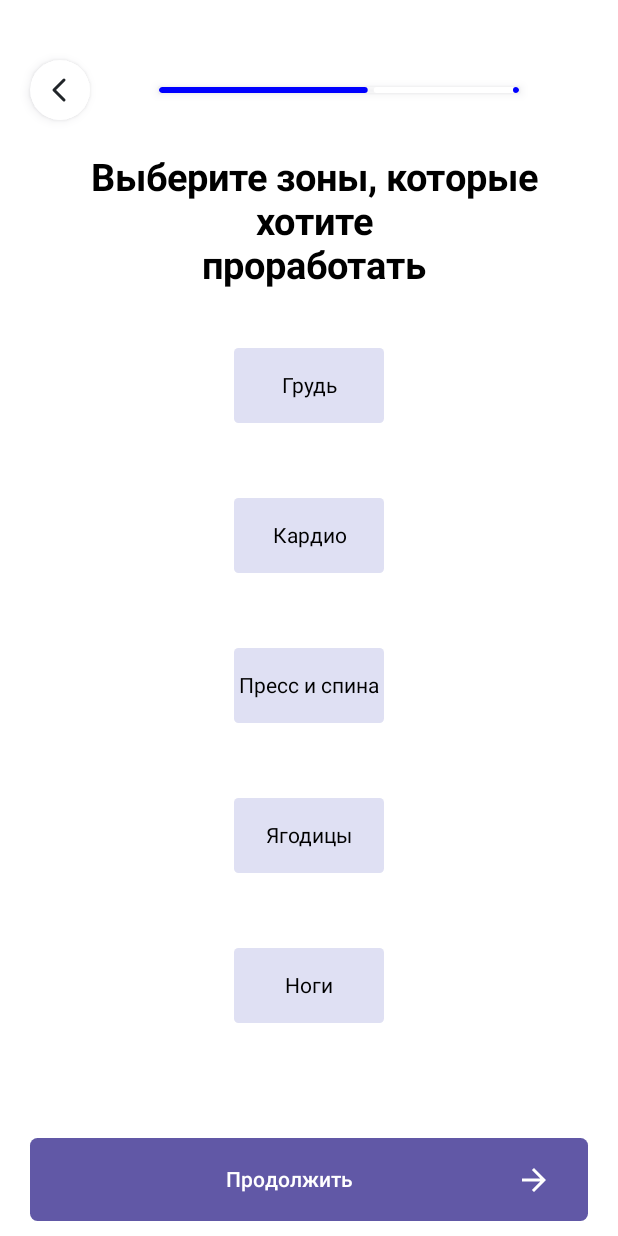
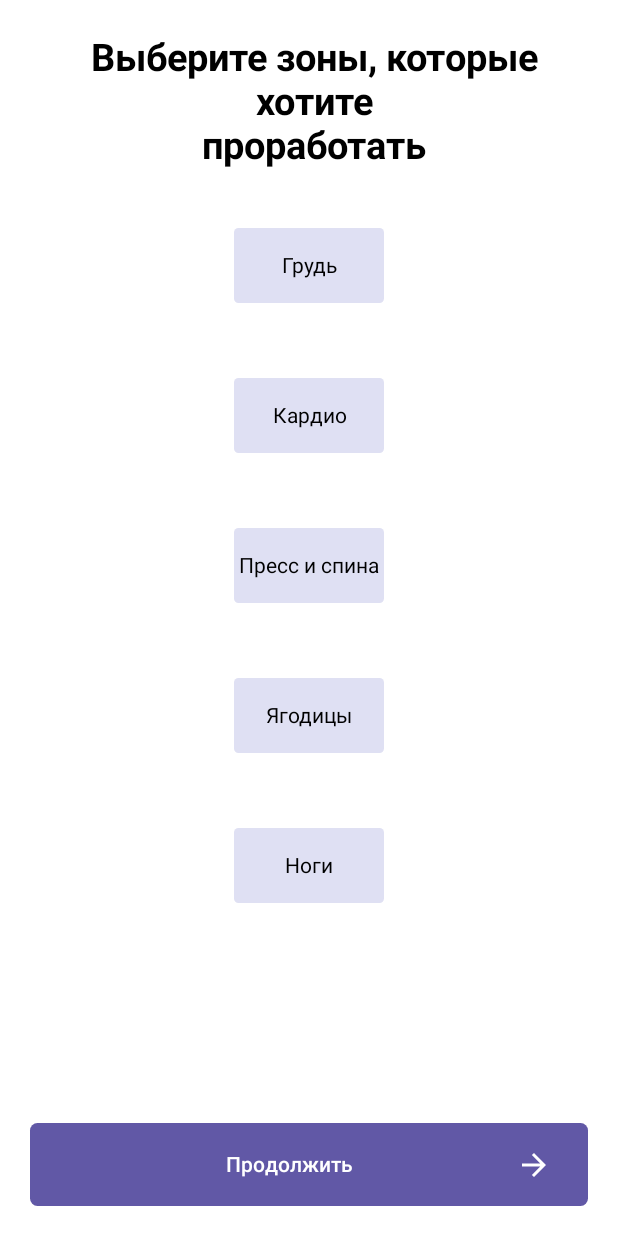
Before and after one commit to Imfarrik/FitApp, an Android app built with Jetpack Compose: the @Preview function FourthPollPreview, on a phone screen of 412 x 824 dp. Run offline under Robolectric (Android 15) with nearby library versions, the phone set to English and light mode, and no system bars; our stand-ins replace Dagger/Hilt's generated code.

Commit message:
Step R.008 - Was finished poll navigation implementation.

```diff
--- a/data/src/main/java/com/fit/data/Constants.kt
+++ b/data/src/main/java/com/fit/data/Constants.kt
@@ -2,6 +2,6 @@ package com.fit.data
 
 interface Constants {
     companion object {
-        const val POLL_SCREENS_COUNT = 7f
+        const val POLL_SCREENS_COUNT = 6f
     }
 }
--- a/presentation/src/main/java/com/fit/presentation/poll/PollScreenFourth.kt
+++ b/presentation/src/main/java/com/fit/presentation/poll/PollScreenFourth.kt
@@ -1,7 +1,6 @@
 package com.fit.presentation.poll
 
 import androidx.compose.foundation.background
-import androidx.compose.foundation.layout.Arrangement
 import androidx.compose.foundation.layout.Box
 import androidx.compose.foundation.layout.Column
 import androidx.compose.foundation.layout.Row
@@ -14,7 +13,7 @@ import androidx.compose.foundation.layout.padding
 import androidx.compose.foundation.layout.size
 import androidx.compose.foundation.shape.RoundedCornerShape
 import androidx.compose.material.icons.Icons
-import androidx.compose.material.icons.filled.ArrowForward
+import androidx.compose.material.icons.automirrored.filled.ArrowForward
 import androidx.compose.material3.Button
 import androidx.compose.material3.ButtonDefaults
 import androidx.compose.material3.Icon
@@ -29,7 +28,7 @@ import androidx.compose.ui.text.style.TextAlign
 import androidx.compose.ui.tooling.preview.Preview
 import androidx.compose.ui.unit.dp
 import androidx.compose.ui.unit.sp
-import com.fit.presentation.baseviews.BasePollContainer
+import androidx.hilt.navigation.compose.hiltViewModel
 import com.fit.resources.theme.AbsAndBac
 import com.fit.resources.theme.Buttocks
 import com.fit.resources.theme.ButtonColor
@@ -43,24 +42,19 @@ import com.fit.resources.theme.SelectTheAreasYouWantToWorkOn
 @Preview(showBackground = true)
 @Composable
 fun FourthPollPreview() {
-    PollScreenFourth(4) {}
+    PollScreenFourth(hiltViewModel())
 }
 
 @Composable
 fun PollScreenFourth(
-    currentProgress: Int = 0,
-    onBackButtonClick: () -> Unit,
+    pollViewModel: PollLauncherVM,
+    navigateToNextScreen: () -> Unit = {}
 ) {
-    Box(
+            Column(
                 modifier = Modifier
                     .fillMaxSize()
-            .background(Color.White) // Замените Color.White на нужный цвет
+                    .padding(top = 24.dp)
             ) {
-        BasePollContainer(
-            currentProgress = currentProgress,
-            onBackButtonClick = onBackButtonClick,
-        ) {
-            Column(modifier = Modifier.padding(top = 24.dp)) {
                 Box(
                     modifier = Modifier.fillMaxWidth(),
                     contentAlignment = Alignment.Center
@@ -75,22 +69,18 @@ fun PollScreenFourth(
                 }
                 Spacer(modifier = Modifier.height(40.dp))
                 Column(
-                    modifier = Modifier.weight(1f)
+                    modifier = Modifier
+                        .fillMaxSize()
                 ) {
-                    Row(
-                        modifier = Modifier.fillMaxWidth(),
-                        horizontalArrangement = Arrangement.SpaceBetween
-                    ) {
-
                         Column(
                             modifier = Modifier
-                                .weight(1f)
-                                .fillMaxHeight(),
+                                .fillMaxSize()
+                            ,
                             horizontalAlignment = Alignment.CenterHorizontally
                         ) {
                             Box(
                                 modifier = Modifier
-                                    .size(width = 100.dp, 50.dp)
+                                    .size(width = 100.dp, height = 50.dp)
                                     .clip(shape = RoundedCornerShape(size = 3.dp))
                                     .background(DisabledButtonColor),
                                 contentAlignment = Alignment.Center
@@ -105,7 +95,7 @@ fun PollScreenFourth(
                             Spacer(modifier = Modifier.height(50.dp))
                             Box(
                                 modifier = Modifier
-                                    .size(width = 100.dp, 50.dp)
+                                    .size(width = 100.dp, height = 50.dp)
                                     .clip(shape = RoundedCornerShape(size = 3.dp))
                                     .background(DisabledButtonColor)
                             ) {
@@ -119,7 +109,7 @@ fun PollScreenFourth(
                             Spacer(modifier = Modifier.height(50.dp))
                             Box(
                                 modifier = Modifier
-                                    .size(width = 100.dp, 50.dp)
+                                    .size(width = 100.dp, height = 50.dp)
                                     .clip(shape = RoundedCornerShape(size = 3.dp))
                                     .background(DisabledButtonColor)
                             ) {
@@ -133,7 +123,7 @@ fun PollScreenFourth(
                             Spacer(modifier = Modifier.height(50.dp))
                             Box(
                                 modifier = Modifier
-                                    .size(width = 100.dp, 50.dp)
+                                    .size(width = 100.dp, height = 50.dp)
                                     .clip(shape = RoundedCornerShape(size = 3.dp))
                                     .background(DisabledButtonColor)
                             ) {
@@ -147,7 +137,7 @@ fun PollScreenFourth(
                             Spacer(modifier = Modifier.height(50.dp))
                             Box(
                                 modifier = Modifier
-                                    .size(width = 100.dp, 50.dp)
+                                    .size(width = 100.dp, height = 50.dp)
                                     .clip(shape = RoundedCornerShape(size = 3.dp))
                                     .background(DisabledButtonColor)
                             ) {
@@ -158,22 +148,22 @@ fun PollScreenFourth(
                                     modifier = Modifier.align(Alignment.Center)
                                 )
                             }
-                        }
-                    }
-                }
-                Column(
-                    modifier = Modifier,
-                    verticalArrangement = Arrangement.spacedBy(0.dp),
-                    horizontalAlignment = Alignment.CenterHorizontally,
-                ) {
-                    Row(
-                        verticalAlignment = Alignment.CenterVertically,
-                        horizontalArrangement = Arrangement.SpaceBetween,
-                        modifier = Modifier.fillMaxWidth()
+                            Spacer(modifier = Modifier.height(20.dp))
+
+                            Box(
+                                modifier = Modifier
+                                    .fillMaxSize()
+                                    .padding(bottom = 20.dp),
+                                contentAlignment = Alignment.BottomCenter
                             ) {
                                 Button(
-                            onClick = { /* Действие при нажатии на кнопку */ },
-                            modifier = Modifier.height(55.dp).weight(1f),
+                                    onClick = {
+                                        pollViewModel.toNextPollScreen()
+                                        navigateToNextScreen()
+                                    },
+                                    modifier = Modifier
+                                        .padding(horizontal = 20.dp)
+                                        .height(55.dp),
                                     shape = RoundedCornerShape(5.dp),
                                     colors = ButtonDefaults.buttonColors(ButtonColor)
                                 ) {
@@ -184,7 +174,7 @@ fun PollScreenFourth(
                                         Text(text = Next)
                                         Spacer(modifier = Modifier.weight(1f))
                                         Icon(
-                                    imageVector = Icons.Default.ArrowForward,
+                                            imageVector = Icons.AutoMirrored.Filled.ArrowForward,
                                             contentDescription = null,
                                             tint = Color.White
                                         )
@@ -192,9 +182,7 @@ fun PollScreenFourth(
 
                                 }
                             }
-                    Spacer(modifier = Modifier.height(10.dp))
                         }
                 }
             }
 }
-}
--- a/presentation/src/main/java/com/fit/presentation/poll/PollScreenThird.kt
+++ b/presentation/src/main/java/com/fit/presentation/poll/PollScreenThird.kt
@@ -17,6 +17,7 @@ import androidx.compose.foundation.lazy.rememberLazyListState
 import androidx.compose.foundation.rememberScrollState
 import androidx.compose.foundation.shape.RoundedCornerShape
 import androidx.compose.material.icons.Icons
+import androidx.compose.material.icons.automirrored.filled.ArrowForward
 import androidx.compose.material.icons.filled.ArrowForward
 import androidx.compose.material3.Button
 import androidx.compose.material3.ButtonDefaults
@@ -63,6 +64,7 @@ internal fun PollScreenThird(
         modifier = Modifier
             .fillMaxSize()
             .background(Color.White)
+            .padding(horizontal = 20.dp)
     ) {
             Column(
                 modifier = Modifier
@@ -125,7 +127,7 @@ internal fun PollScreenThird(
                             Text(text = Next)
                             Spacer(modifier = Modifier.weight(1f))
                             Icon(
-                                imageVector = Icons.Default.ArrowForward,
+                                imageVector = Icons.AutoMirrored.Filled.ArrowForward,
                                 contentDescription = null,
                                 tint = Color.White
                             )
--- a/presentation/src/main/java/com/fit/presentation/utils/Helper.kt
+++ b/presentation/src/main/java/com/fit/presentation/utils/Helper.kt
@@ -6,6 +6,7 @@ import androidx.compose.foundation.layout.Column
 import androidx.compose.foundation.layout.WindowInsets
 import androidx.compose.foundation.layout.fillMaxSize
 import androidx.compose.foundation.layout.navigationBars
+import androidx.compose.foundation.layout.padding
 import androidx.compose.foundation.layout.windowInsetsPadding
 import androidx.compose.foundation.rememberScrollState
 import androidx.compose.foundation.verticalScroll
```
Also changed, not shown: presentation/src/main/java/com/fit/presentation/poll/PollScreenFifth.kt (+14 -16 lines), presentation/src/main/java/com/fit/presentation/poll/PollScreenSixth.kt (+14 -22 lines), presentation/src/main/java/com/fit/presentation/poll/navigation/PollNavigation.kt (+26 -4 lines). Lines whose indentation alone changed are shown as unchanged.
